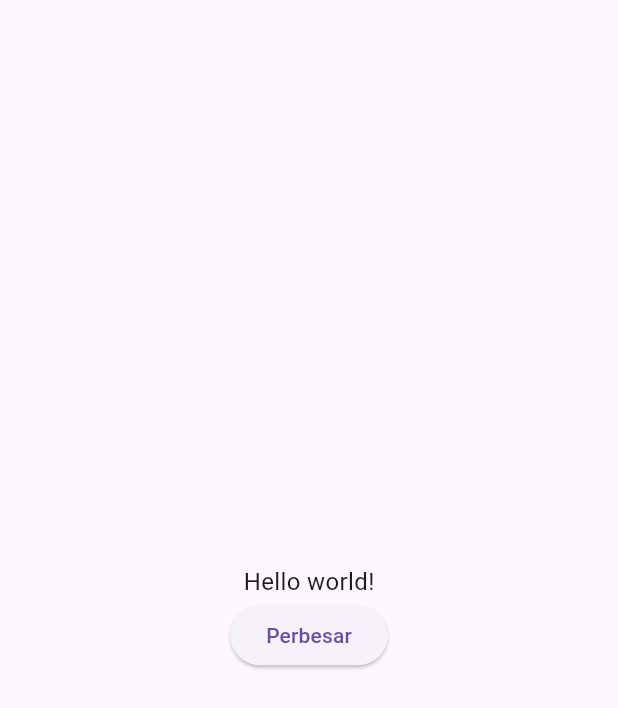
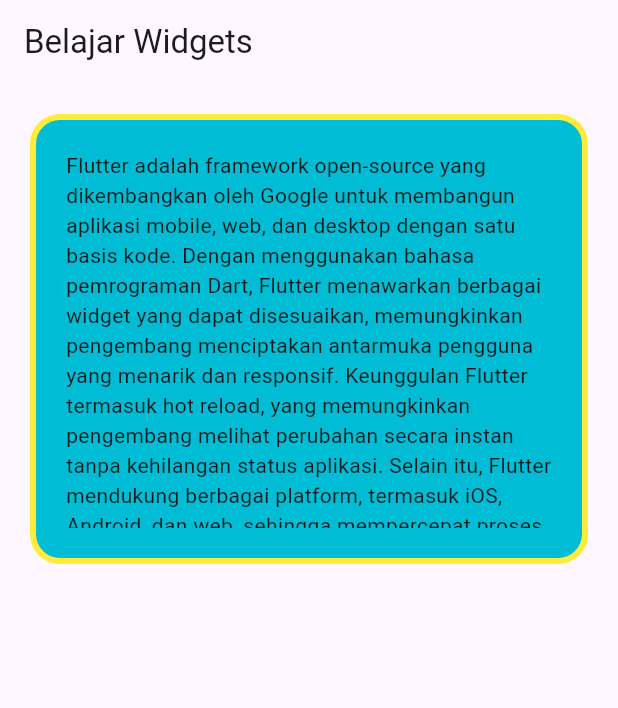
Before and after one commit to Muhammad-Hafizh-Naufal/Belajar-Flutter, a Flutter app: the screen it shows after launch, on a phone screen of 412 x 824 dp. Shown: the top 708 px of the screen. Run offline on Flutter 3.47's test engine with Material 3 defaults, Android fonts, the phone set to English and light mode, and no system bars.

Commit message:
Belajajar Container

```diff
--- a/lib/biggerText.dart
+++ b/lib/biggerText.dart
@@ -1,31 +1,31 @@
-// //  BiggerText StatefulWidget  ang akan memperbesar ukuran teks ketika tombol ditekan.
-class BiggerText extends StatefulWidget {
-  final String text;
+// // //  BiggerText StatefulWidget  ang akan memperbesar ukuran teks ketika tombol ditekan.
+// class BiggerText extends StatefulWidget {
+//   final String text;
 
-  const BiggerText({Key? key, required this.text}) : super(key: key);
+//   const BiggerText({Key? key, required this.text}) : super(key: key);
 
-  @override
-  _BiggerTextState createState() => _BiggerTextState();
-}
+//   @override
+//   _BiggerTextState createState() => _BiggerTextState();
+// }
 
-class _BiggerTextState extends State<BiggerText> {
-  double _textSize = 16.0;
+// class _BiggerTextState extends State<BiggerText> {
+//   double _textSize = 16.0;
 
-  @override
-  Widget build(BuildContext context) {
-    return Column(
-      mainAxisAlignment: MainAxisAlignment.center,
-      children: <Widget>[
-        Text(widget.text, style: TextStyle(fontSize: _textSize)),
-        ElevatedButton(
-          child: const Text("Perbesar"),
-          onPressed: () {
-            setState(() {
-              _textSize = 32.0;
-            });
-          },
-        )
-      ],
-    );
-  }
-}
+//   @override
+//   Widget build(BuildContext context) {
+//     return Column(
+//       mainAxisAlignment: MainAxisAlignment.center,
+//       children: <Widget>[
+//         Text(widget.text, style: TextStyle(fontSize: _textSize)),
+//         ElevatedButton(
+//           child: const Text("Perbesar"),
+//           onPressed: () {
+//             setState(() {
+//               _textSize = 32.0;
+//             });
+//           },
+//         )
+//       ],
+//     );
+//   }
+// }
--- a/lib/main.dart
+++ b/lib/main.dart
@@ -1,4 +1,5 @@
 import 'package:flutter/material.dart';
+import 'package:myapp/widgets/sample_container.dart';
 // import './heading.dart';
 
 void main() {
@@ -12,65 +13,96 @@ class MyApp extends StatelessWidget {
       debugShowCheckedModeBanner: false, // untuk menghilangkan banner debug
       title: 'ngetes',
       theme: ThemeData(
-        primarySwatch: Colors.amber,
+        primarySwatch: Colors.brown,
       ),
-      home: const Scaffold(
-        body: Center(
-          child: BiggerText(text: "Hello world!"),
-        ),
-      ),
+      home: const MyHomePage(),
     );
   }
 }
 
-// Heading StatelessWidget
-class Heading extends StatelessWidget {
-  final String text; // state text bersifat final
-
-  const Heading({Key? key, required this.text})
-      : super(key: key); // lalu state text masuk ke constructor
+class MyHomePage extends StatelessWidget {
+  const MyHomePage({Key? key}) : super(key: key);
 
   @override
   Widget build(BuildContext context) {
-    return Text(
-      text,
-      style: const TextStyle(
-        fontSize: 24.0,
-        fontWeight: FontWeight.bold,
-        backgroundColor: Colors.amber,
+    return Scaffold(
+      appBar: AppBar(
+        title: Text('Belajar Widgets'),
       ),
+      body: SampleContainer(),
     );
   }
 }
 
-//  BiggerText StatefulWidget  yang akan memperbesar ukuran teks ketika tombol ditekan.
-class BiggerText extends StatefulWidget {
-  final String text;
 
-  const BiggerText({Key? key, required this.text}) : super(key: key);
 
-  @override
-  _BiggerTextState createState() => _BiggerTextState();
-}
 
-class _BiggerTextState extends State<BiggerText> {
-  double _textSize = 16.0;
 
-  @override
-  Widget build(BuildContext context) {
-    return Column(
-      mainAxisAlignment: MainAxisAlignment.center,
-      children: <Widget>[
-        Text(widget.text, style: TextStyle(fontSize: _textSize)),
-        ElevatedButton(
-          child: const Text("Perbesar"),
-          onPressed: () {
-            setState(() {
-              _textSize = 32.0;
-            });
-          },
-        )
-      ],
-    );
-  }
-}
+
+
+
+
+
+
+
+
+
+
+
+
+
+
+
+
+
+// // Heading StatelessWidget
+// class Heading extends StatelessWidget {
+//   final String text; // state text bersifat final
+
+//   const Heading({Key? key, required this.text})
+//       : super(key: key); // lalu state text masuk ke constructor
+
+//   @override
+//   Widget build(BuildContext context) {
+//     return Text(
+//       text,
+//       style: const TextStyle(
+//         fontSize: 24.0,
+//         fontWeight: FontWeight.bold,
+//         backgroundColor: Colors.amber,
+//       ),
+//     );
+//   }
+// }
+
+// //  BiggerText StatefulWidget  yang akan memperbesar ukuran teks ketika tombol ditekan.
+// class BiggerText extends StatefulWidget {
+//   final String text;
+
+//   const BiggerText({Key? key, required this.text}) : super(key: key);
+
+//   @override
+//   _BiggerTextState createState() => _BiggerTextState();
+// }
+
+// class _BiggerTextState extends State<BiggerText> {
+//   double _textSize = 16.0;
+
+//   @override
+//   Widget build(BuildContext context) {
+//     return Column(
+//       mainAxisAlignment: MainAxisAlignment.center,
+//       children: <Widget>[
+//         Text(widget.text, style: TextStyle(fontSize: _textSize)),
+//         ElevatedButton(
+//           child: const Text("Perbesar"),
+//           onPressed: () {
+//             setState(() {
+//               _textSize = 32.0;
+//             });
+//           },
+//         )
+//       ],
+//     );
+//   }
+// }
--- /dev/null
+++ b/lib/widgets/sample_container.dart
@@ -0,0 +1,25 @@
+import 'package:flutter/material.dart';
+
+class SampleContainer extends StatelessWidget {
+  const SampleContainer({Key? key}) : super(key: key);
+
+  @override
+  Widget build(BuildContext context) {
+    return Container(
+        margin: EdgeInsets.all(20),
+        padding: EdgeInsets.all(20),
+        height: 300,
+        width: 500,
+        decoration: BoxDecoration(
+          color: Colors.cyan,
+          border: Border.all(width: 4, color: Colors.yellow),
+          borderRadius: BorderRadius.circular(20),
+        ),
+        child: Center(
+          child: Text(
+              'Flutter adalah framework open-source yang dikembangkan oleh Google untuk membangun aplikasi mobile, web, dan desktop dengan satu basis kode. Dengan menggunakan bahasa pemrograman Dart, Flutter menawarkan berbagai widget yang dapat disesuaikan, memungkinkan pengembang menciptakan antarmuka pengguna yang menarik dan responsif. Keunggulan Flutter termasuk hot reload, yang memungkinkan pengembang melihat perubahan secara instan tanpa kehilangan status aplikasi. Selain itu, Flutter mendukung berbagai platform, termasuk iOS, Android, dan web, sehingga mempercepat proses pengembangan. Komunitas yang aktif dan banyaknya paket yang tersedia di pub.dev juga mendukung pengembangan aplikasi yang lebih efisien dan inovatif. '),
+        )
+        // alignment: Alignment.center,
+        );
+  }
+}
```
